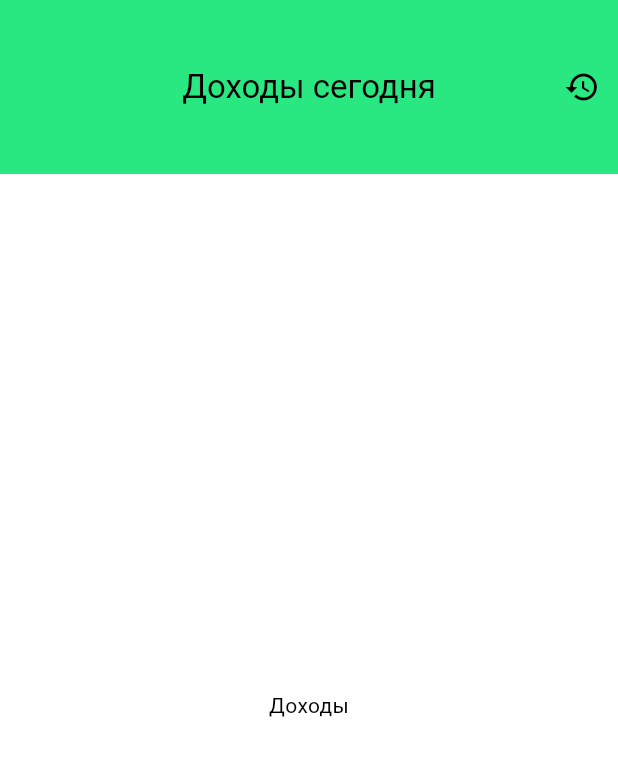
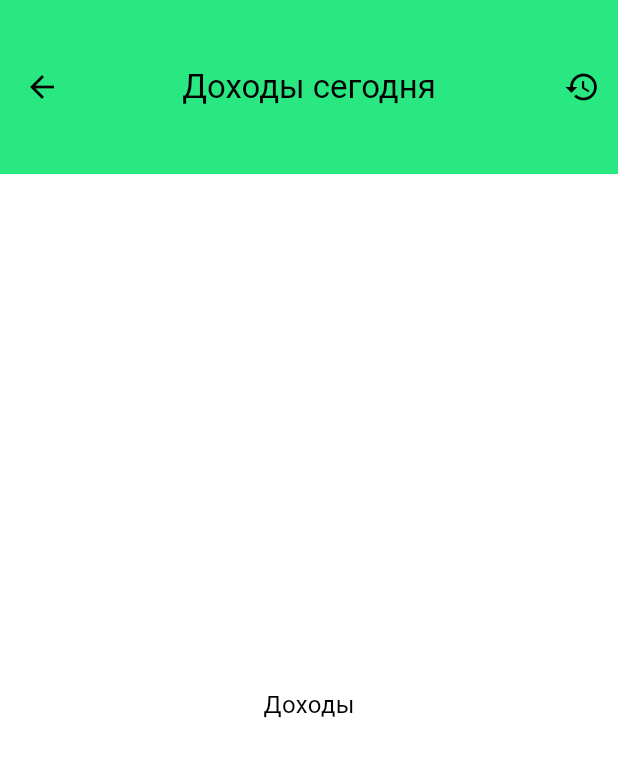
Before and after one commit to PervuhinRoman/SHMR25, a Flutter app: the IncomePage screen opened directly, on a phone screen of 412 x 824 dp. Shown: the top 757 px of the screen. Run offline on Flutter 3.47's test engine with Material 3 defaults, Android fonts, the phone set to English and light mode, and no system bars; our stand-ins replace freezed_annotation.

Commit message:
Add parameter to inexpwidget

```diff
--- a/lib/app_theme.dart
+++ b/lib/app_theme.dart
@@ -3,6 +3,7 @@ import 'package:flutter/material.dart';
 class CustomAppTheme {
   static const Color figmaMainColor = Color(0xff2ae881);
   static const Color figmaMainLightColor = Color(0xffD4FAE6);
-  static const Color figmaDarkGreyColor = Color(0xff49454F);
+  static const Color figmaDarkGrayColor = Color(0xff49454F);
   static const Color figmaNavBarColor = Color(0xffF3EDF7);
+  static const Color figmaBgGrayColor = Color(0xffCAC4D0);
 }
```
Also changed, not shown: lib/main.dart (+7 -1 lines), lib/presentation/in_exp_widget_page.dart (+7 -8 lines).
